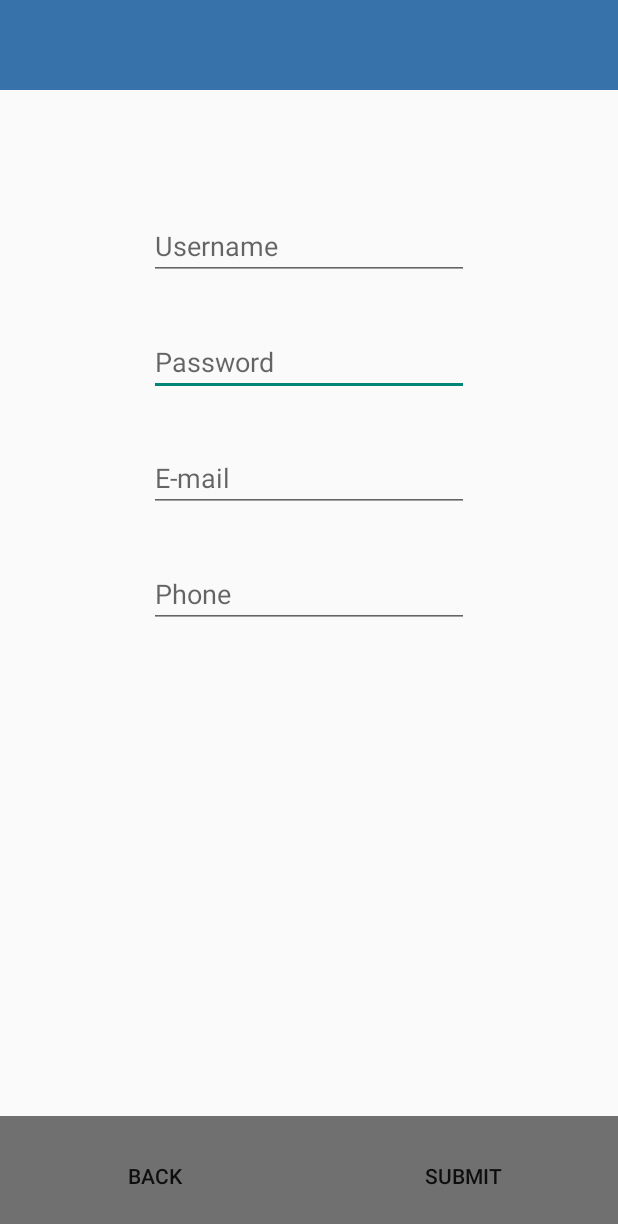
After one commit to FY-Zhang/Project_Group_4, an Android app: the fragment_modify_setting screen opened directly, with no data from a screen before it, on a phone screen of 412 x 824 dp. The commit adds this screen. Shown: the top 1224 px of the screen. Run offline under Robolectric (Android 15) with nearby library versions, the phone set to English and light mode, and no system bars.

Commit message:
Part for setting
this step aims to create the basic layout of setting sessions.

```diff
--- a/project/app/src/main/AndroidManifest.xml
+++ b/project/app/src/main/AndroidManifest.xml
@@ -9,7 +9,8 @@
         android:roundIcon="@mipmap/ic_launcher_round"
         android:supportsRtl="true"
         android:theme="@style/Theme.AppCompat.Light.NoActionBar">
-        <activity android:name=".chat_nav"></activity>
+        <activity android:name=".setting_main"></activity>
+        <activity android:name=".chat_nav" />
         <activity android:name=".friendlistActivity">
             <intent-filter>
                 <action android:name="android.intent.action.MAIN" />
--- /dev/null
+++ b/project/app/src/main/java/com/example/groupproject/fragment_modify_setting.java
@@ -0,0 +1,31 @@
+package com.example.groupproject;
+
+
+import android.os.Bundle;
+
+import androidx.fragment.app.Fragment;
+
+import android.view.LayoutInflater;
+import android.view.View;
+import android.view.ViewGroup;
+
+
+/**
+ * A simple {@link Fragment} subclass.
+ */
+public class fragment_modify_setting extends Fragment {
+
+
+    public fragment_modify_setting() {
+        // Required empty public constructor
+    }
+
+
+    @Override
+    public View onCreateView(LayoutInflater inflater, ViewGroup container,
+                             Bundle savedInstanceState) {
+        // Inflate the layout for this fragment
+        return inflater.inflate(R.layout.fragment_modify, container, false);
+    }
+
+}
--- a/project/app/src/main/java/com/example/groupproject/setting.java
+++ /dev/null
@@ -1,4 +0,0 @@
-package com.example.groupproject;
-
-public class setting {
-}
--- /dev/null
+++ b/project/app/src/main/java/com/example/groupproject/setting_main.java
@@ -0,0 +1,14 @@
+package com.example.groupproject;
+
+import androidx.appcompat.app.AppCompatActivity;
+
+import android.os.Bundle;
+
+public class setting_main extends AppCompatActivity {
+
+    @Override
+    protected void onCreate(Bundle savedInstanceState) {
+        super.onCreate(savedInstanceState);
+        setContentView(R.layout.activity_setting);
+    }
+}
--- a/project/app/src/main/res/layout/activity_friendlist.xml
+++ b/project/app/src/main/res/layout/activity_friendlist.xml
@@ -52,7 +52,7 @@
             android:text="Friends" />
 
         <Button
-            android:id="@+id/channel"
+            android:id="@+id/btn_back_modify"
             style="android:attr/buttonBarButtonStyle"
             android:layout_width="wrap_content"
             android:layout_height="match_parent"
@@ -61,7 +61,7 @@
             android:text="Channel" />
 
         <Button
-            android:id="@+id/setting"
+            android:id="@+id/btn_back_allpost_setting"
             style="android:attr/buttonBarButtonStyle"
             android:layout_width="wrap_content"
             android:layout_height="match_parent"
--- a/project/app/src/main/res/layout/activity_setting.xml
+++ b/project/app/src/main/res/layout/activity_setting.xml
@@ -4,70 +4,20 @@
     xmlns:tools="http://schemas.android.com/tools"
     android:layout_width="match_parent"
     android:layout_height="match_parent"
-    tools:context=".friendlistActivity">
+    tools:context=".setting_main">
 
-    <androidx.appcompat.widget.Toolbar
-        android:id="@+id/toolbar"
-        android:layout_width="match_parent"
-        android:layout_height="60dp"
-        android:background="#3872AA"
-        android:minHeight="?attr/actionBarSize"
-        android:theme="?attr/actionBarTheme"
+    <fragment
+        android:id="@+id/setting_nav_fragment"
+        android:name="androidx.navigation.fragment.NavHostFragment"
+        android:layout_width="0dp"
+        android:layout_height="0dp"
+        app:defaultNavHost="true"
+        app:layout_constraintBottom_toBottomOf="parent"
+        app:layout_constraintLeft_toLeftOf="parent"
+        app:layout_constraintRight_toRightOf="parent"
+
         app:layout_constraintTop_toTopOf="parent"
-        tools:layout_editor_absoluteX="0dp" />
-
-    <LinearLayout
-        android:layout_width="match_parent"
-        android:layout_height="match_parent"
-        android:layout_marginTop="60dp"
-        android:layout_marginBottom="80dp"
-        android:background="#FFFFFF"
-        android:orientation="vertical"
-        app:layout_constraintBottom_toBottomOf="parent"
-        app:layout_constraintTop_toTopOf="parent"
-        app:layout_constraintVertical_bias="1.0"
-        tools:layout_editor_absoluteX="0dp">
-
-        <androidx.recyclerview.widget.RecyclerView
-            android:layout_width="match_parent"
-            android:layout_height="match_parent" />
-
-    </LinearLayout>
-
-    <LinearLayout
-        android:layout_width="match_parent"
-        android:layout_height="80dp"
-        android:background="#707070"
-        android:orientation="horizontal"
-        app:layout_constraintBottom_toBottomOf="parent"
-        app:layout_editor_absoluteX="0dp">
-
-        <Button
-            android:id="@+id/friendlist"
-            style="android:attr/buttonBarButtonStyle"
-            android:layout_width="wrap_content"
-            android:layout_height="match_parent"
-            android:layout_weight="1"
-            android:background="#707070"
-            android:text="Friends" />
-
-        <Button
-            android:id="@+id/channel"
-            style="android:attr/buttonBarButtonStyle"
-            android:layout_width="wrap_content"
-            android:layout_height="match_parent"
-            android:layout_weight="1"
-            android:background="#707070"
-            android:text="Channel" />
-
-        <Button
-            android:id="@+id/setting"
-            style="android:attr/buttonBarButtonStyle"
-            android:layout_width="wrap_content"
-            android:layout_height="match_parent"
-            android:layout_weight="1"
-            android:background="#707070"
-            android:text="Setting" />
-    </LinearLayout>
+        app:layout_constraintVertical_bias="0.47000003"
+        app:navGraph="@navigation/nav_graph_setting" />
 
 </androidx.constraintlayout.widget.ConstraintLayout>
--- /dev/null
+++ b/project/app/src/main/res/layout/fragment_modify.xml
@@ -0,0 +1,99 @@
+<?xml version="1.0" encoding="utf-8"?>
+<androidx.constraintlayout.widget.ConstraintLayout xmlns:android="http://schemas.android.com/apk/res/android"
+    xmlns:app="http://schemas.android.com/apk/res-auto"
+    xmlns:tools="http://schemas.android.com/tools"
+    android:id="@+id/frameLayout3"
+    android:layout_width="match_parent"
+    android:layout_height="match_parent"
+    tools:context=".fragment_modify_setting">
+
+    <androidx.appcompat.widget.Toolbar
+        android:id="@+id/toolbar"
+        android:layout_width="0dp"
+        android:layout_height="60dp"
+        android:background="#3872AA"
+        android:minHeight="?attr/actionBarSize"
+        android:theme="?attr/actionBarTheme"
+        app:layout_constraintEnd_toEndOf="parent"
+        app:layout_constraintStart_toStartOf="parent"
+        app:layout_constraintTop_toTopOf="parent" />
+
+    <LinearLayout
+        android:id="@+id/linearLayout2"
+        android:layout_width="0dp"
+        android:layout_height="80dp"
+        android:background="#707070"
+        android:orientation="horizontal"
+        app:layout_constraintBottom_toBottomOf="parent"
+        app:layout_constraintEnd_toEndOf="parent"
+        app:layout_constraintStart_toStartOf="parent"
+        app:layout_editor_absoluteX="0dp">
+
+        <Button
+            android:id="@+id/btn_back_modify"
+            style="android:attr/buttonBarButtonStyle"
+            android:layout_width="wrap_content"
+            android:layout_height="match_parent"
+            android:layout_weight="1"
+            android:background="#707070"
+            android:text="back" />
+
+        <Button
+            android:id="@+id/btn_back_allpost_setting"
+            style="android:attr/buttonBarButtonStyle"
+            android:layout_width="wrap_content"
+            android:layout_height="match_parent"
+            android:layout_weight="1"
+            android:background="#707070"
+            android:text="submit" />
+    </LinearLayout>
+
+    <EditText
+        android:id="@+id/txt_password_modify"
+        android:layout_width="wrap_content"
+        android:layout_height="wrap_content"
+        android:layout_marginStart="99dp"
+        android:layout_marginTop="32dp"
+        android:ems="10"
+        android:hint="Password"
+        android:inputType="textPassword"
+        app:layout_constraintStart_toStartOf="parent"
+        app:layout_constraintTop_toBottomOf="@+id/txt_username_modify" />
+
+    <EditText
+        android:id="@+id/txt_email_modify"
+        android:layout_width="wrap_content"
+        android:layout_height="wrap_content"
+        android:layout_marginStart="99dp"
+        android:layout_marginTop="32dp"
+        android:ems="10"
+        android:hint="E-mail"
+        android:inputType="textEmailAddress"
+        app:layout_constraintStart_toStartOf="parent"
+        app:layout_constraintTop_toBottomOf="@+id/txt_password_modify" />
+
+    <EditText
+        android:id="@+id/txt_phone_modify"
+        android:layout_width="wrap_content"
+        android:layout_height="wrap_content"
+        android:layout_marginStart="99dp"
+        android:layout_marginTop="32dp"
+        android:ems="10"
+        android:hint="Phone"
+        android:inputType="phone"
+        app:layout_constraintStart_toStartOf="parent"
+        app:layout_constraintTop_toBottomOf="@+id/txt_email_modify" />
+
+    <EditText
+        android:id="@+id/txt_username_modify"
+        android:layout_width="wrap_content"
+        android:layout_height="wrap_content"
+        android:layout_marginStart="99dp"
+        android:layout_marginTop="81dp"
+        android:ems="10"
+        android:hint="Username"
+        android:inputType="textPersonName"
+        app:layout_constraintStart_toStartOf="parent"
+        app:layout_constraintTop_toBottomOf="@+id/toolbar" />
+
+</androidx.constraintlayout.widget.ConstraintLayout>
--- /dev/null
+++ b/project/app/src/main/res/navigation/nav_graph_setting.xml
@@ -0,0 +1,41 @@
+<?xml version="1.0" encoding="utf-8"?>
+<navigation xmlns:android="http://schemas.android.com/apk/res/android"
+    xmlns:app="http://schemas.android.com/apk/res-auto"
+    xmlns:tools="http://schemas.android.com/tools"
+    android:id="@+id/fragment_setting"
+    app:startDestination="@id/modify">
+
+    <fragment
+        android:id="@+id/modify"
+        android:name="com.example.groupproject.fragment_modify_setting"
+        android:label="fragment_modify"
+        tools:layout="@layout/fragment_modify" />
+    <fragment
+        android:id="@+id/btn_back_allpost_setting"
+        android:name="com.example.groupproject.setting"
+        android:label="fragment_setting"
+        tools:layout="@layout/fragment_setting" >
+        <action
+            android:id="@+id/action_setting2_to_modify"
+            app:destination="@id/modify" />
+        <action
+            android:id="@+id/action_setting2_to_modify2"
+            app:destination="@id/modify" />
+        <action
+            android:id="@+id/action_setting_to_fragment_map_setting"
+            app:destination="@id/map" />
+        <action
+            android:id="@+id/action_setting_to_fragment_allpost_setting"
+            app:destination="@id/allpost_setting" />
+    </fragment>
+    <fragment
+        android:id="@+id/map"
+        android:name="com.example.groupproject.fragment_map_setting"
+        android:label="fragment_map"
+        tools:layout="@layout/fragment_map_setting" />
+    <fragment
+        android:id="@+id/allpost_setting"
+        android:name="com.example.groupproject.fragment_allpost_setting"
+        android:label="fragment_allpost_setting"
+        tools:layout="@layout/fragment_allpost_setting" />
+</navigation>
--- a/project/app/src/main/res/values/strings.xml
+++ b/project/app/src/main/res/values/strings.xml
@@ -1,3 +1,6 @@
 <resources>
     <string name="app_name">groupProject</string>
+
+    <!-- TODO: Remove or change this placeholder text -->
+    <string name="hello_blank_fragment">Hello blank fragment</string>
 </resources>
```
Also changed, not shown: project/app/src/main/java/com/example/groupproject/fragment_allpost_setting.java (added, +31 -0 lines), project/app/src/main/java/com/example/groupproject/fragment_map_setting.java (added, +31 -0 lines), project/app/src/main/java/com/example/groupproject/fragment_setting_setting.java (added, +31 -0 lines), project/app/src/main/res/layout/fragment_allpost_setting.xml (added, +40 -0 lines), project/app/src/main/res/layout/fragment_map_setting.xml (added, +52 -0 lines), project/app/src/main/res/layout/fragment_setting.xml (added, +145 -0 lines).
